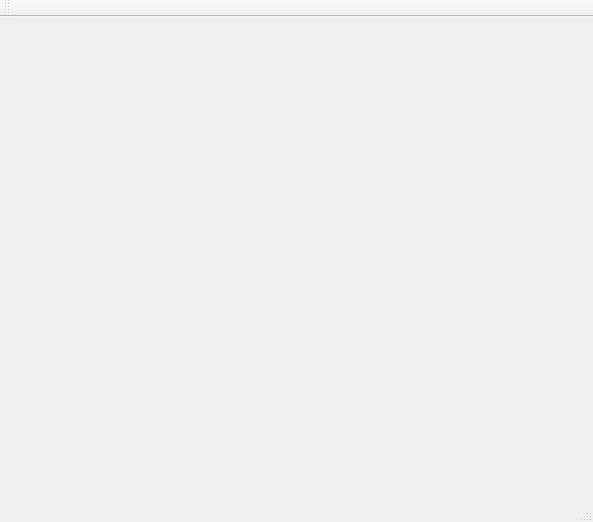
First picture: the form in mainwindow.ui, repository PaulFSherwood/addressBook, before the edit.
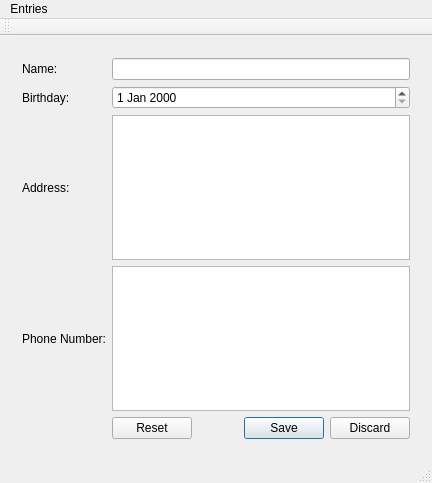
Second picture: the form after the edit. The open tabs and pages were chosen to show the change.

What changed in the file:
```diff
--- a/mainwindow.ui
+++ b/mainwindow.ui
@@ -6,17 +6,76 @@
    <rect>
     <x>0</x>
     <y>0</y>
-    <width>593</width>
-    <height>522</height>
+    <width>432</width>
+    <height>483</height>
    </rect>
   </property>
   <property name="windowTitle">
    <string>MainWindow</string>
   </property>
   <widget class="QWidget" name="centralWidget">
-   <layout class="QHBoxLayout" name="horizontalLayout_3">
-    <item>
-     <layout class="QVBoxLayout" name="verticalLayout"/>
+   <layout class="QGridLayout" name="gridLayout">
+    <item row="0" column="1">
+     <widget class="QStackedWidget" name="stackedWidget">
+      <widget class="QWidget" name="ListPage">
+       <layout class="QGridLayout" name="gridLayout_2">
+        <item row="0" column="0">
+         <widget class="QListWidget" name="listWidget"/>
+        </item>
+       </layout>
+      </widget>
+      <widget class="QWidget" name="detailsPage">
+       <layout class="QGridLayout" name="gridLayout_3">
+        <item row="1" column="0">
+         <widget class="QLabel" name="label_2">
+          <property name="text">
+           <string>Birthday:</string>
+          </property>
+         </widget>
+        </item>
+        <item row="0" column="1">
+         <widget class="QLineEdit" name="nameEdit"/>
+        </item>
+        <item row="3" column="0">
+         <widget class="QLabel" name="label_4">
+          <property name="text">
+           <string>Phone Number:</string>
+          </property>
+         </widget>
+        </item>
+        <item row="2" column="0">
+         <widget class="QLabel" name="label_3">
+          <property name="text">
+           <string>Address:</string>
+          </property>
+         </widget>
+        </item>
+        <item row="2" column="1">
+         <widget class="QPlainTextEdit" name="addressEdit"/>
+        </item>
+        <item row="3" column="1">
+         <widget class="QPlainTextEdit" name="phoneNumbersEdit"/>
+        </item>
+        <item row="1" column="1">
+         <widget class="QDateEdit" name="birthdayEdit"/>
+        </item>
+        <item row="0" column="0">
+         <widget class="QLabel" name="label">
+          <property name="text">
+           <string>Name:</string>
+          </property>
+         </widget>
+        </item>
+        <item row="4" column="1">
+         <widget class="QDialogButtonBox" name="buttonBox">
+          <property name="standardButtons">
+           <set>QDialogButtonBox::Discard|QDialogButtonBox::Reset|QDialogButtonBox::Save</set>
+          </property>
+         </widget>
+        </item>
+       </layout>
+      </widget>
+     </widget>
     </item>
    </layout>
   </widget>
@@ -25,10 +84,19 @@
     <rect>
      <x>0</x>
      <y>0</y>
-     <width>593</width>
+     <width>432</width>
      <height>20</height>
     </rect>
    </property>
+   <widget class="QMenu" name="menuEntries">
+    <property name="title">
+     <string>Entries</string>
+    </property>
+    <addaction name="actionAdd"/>
+    <addaction name="actionEdit"/>
+    <addaction name="actionRemove"/>
+   </widget>
+   <addaction name="menuEntries"/>
   </widget>
   <widget class="QToolBar" name="mainToolBar">
    <attribute name="toolBarArea">
```
Left out of the diff: 15 changed lines with no effect on the pictures.
